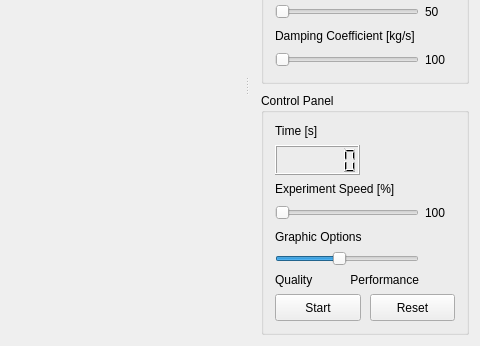
Old version of the form src/Pendulum/MainWindow.ui in the repository AlienCowEatCake/pendulum; both pictures show x 320 to 800 and y 195 to 541 of the 800 by 541 pixel window.
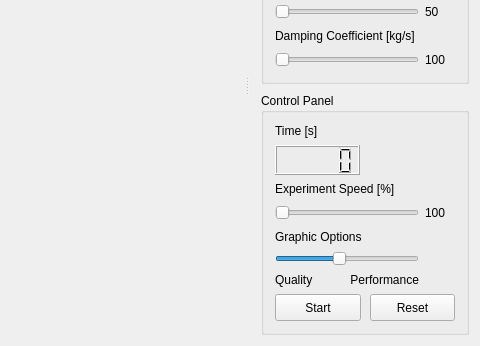
New version of the form. Icons and pictures are not drawn. Custom widgets are drawn as their Qt base class.

Commit message: Починил сборку

Diff of the .ui file:
```diff
--- a/src/Pendulum/MainWindow.ui
+++ b/src/Pendulum/MainWindow.ui
@@ -264,9 +264,6 @@
               <height>30</height>
              </size>
             </property>
-            <property name="digitCount">
-             <number>6</number>
-            </property>
            </widget>
           </item>
           <item>
```
The commit also changes 2 other files.
